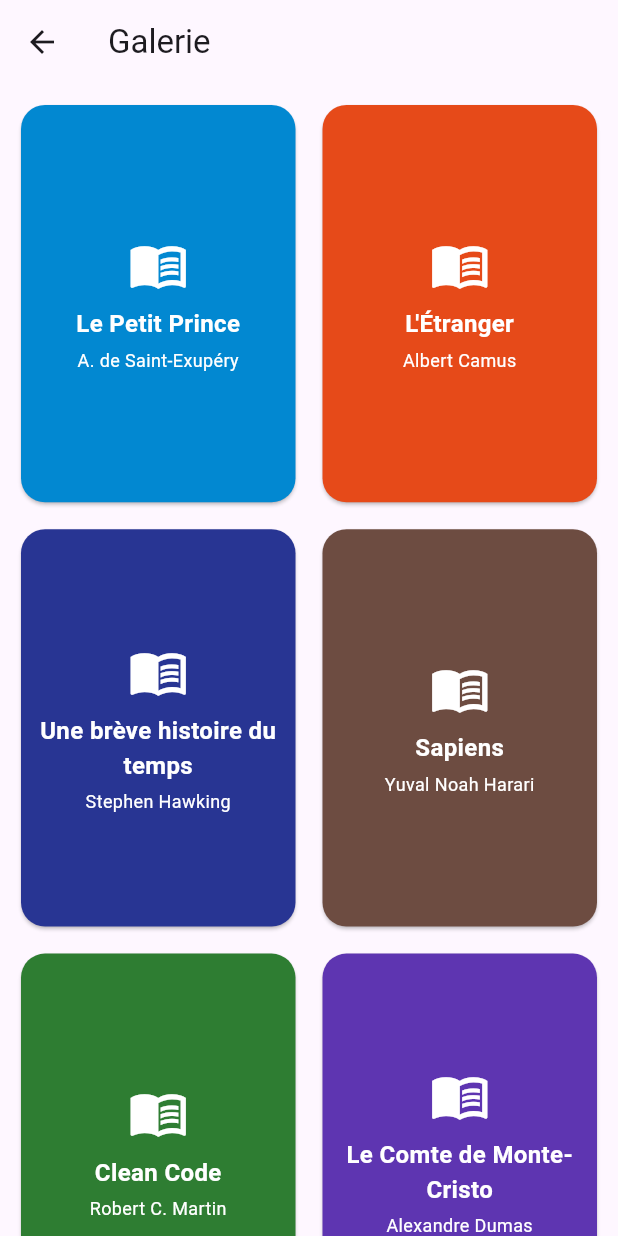
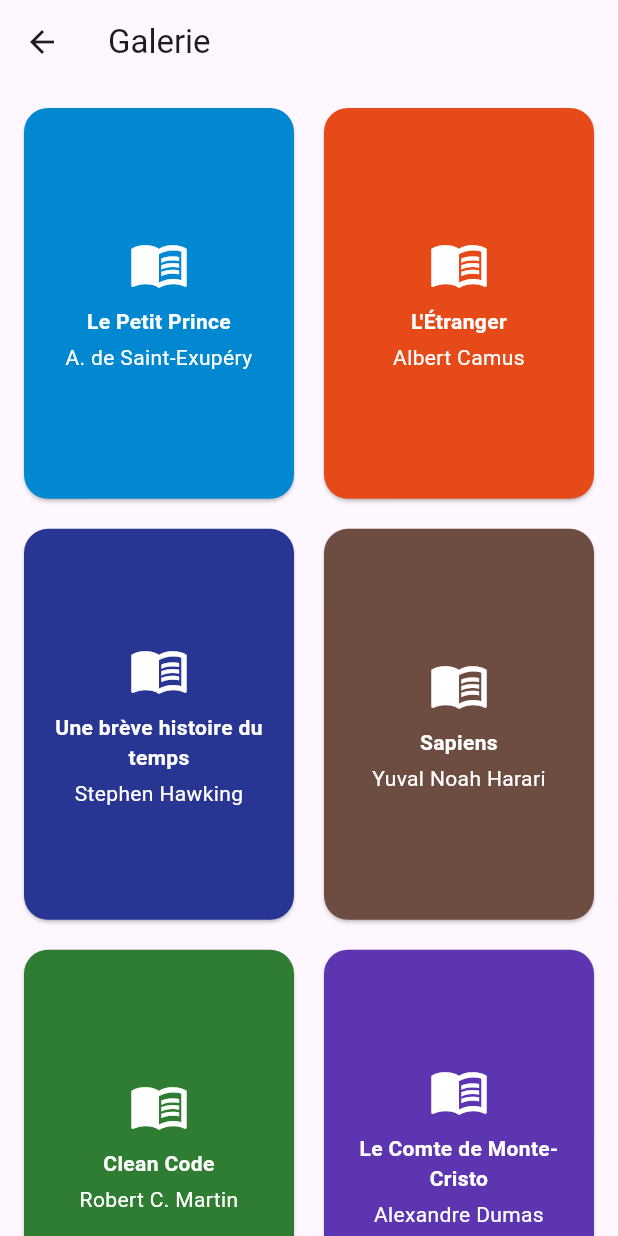
Before and after one commit to onsazizi-web/tp9_mabiblio, a Flutter app: the GalerieScreen screen opened directly, on a phone screen of 412 x 824 dp. Run offline on Flutter 3.47's test engine with Material 3 defaults, Android fonts, the phone set to English and light mode, and no system bars.

Commit message:
Partie 06 : GridView.builder responsive, bascule et tri

```diff
--- a/lib/screens/galerie_screen.dart
+++ b/lib/screens/galerie_screen.dart
@@ -2,70 +2,41 @@
 import 'package:flutter/material.dart';
 import '../models/livre.dart';
 import '../data/livres_data.dart';
+import '../widgets/livre_grid_item.dart';
 
 class GalerieScreen extends StatelessWidget {
   const GalerieScreen({super.key});
 
   @override
   Widget build(BuildContext context) {
+    final largeur = MediaQuery.of(context).size.width;
+
+final nombreColonnes = largeur < 600
+    ? 2
+    : largeur < 900
+        ? 3
+        : 4;
     return Scaffold(
       appBar: AppBar(
         title: const Text('Galerie'),
       ),
-
-body: GridView.count(
-  crossAxisCount: 2,
-  mainAxisSpacing: 10,
-  crossAxisSpacing: 10,
-  padding: const EdgeInsets.all(10),
+      body: GridView.builder(
+        itemCount: livres.length,
+        padding: const EdgeInsets.all(12),
+gridDelegate:
+    SliverGridDelegateWithFixedCrossAxisCount(
+  crossAxisCount: nombreColonnes,
   childAspectRatio: 0.7,
-  children: livres.map((l) {
-    return Card(
-      color: l.couleur,
-      shape: RoundedRectangleBorder(
-        borderRadius: BorderRadius.circular(16),
-      ),
-      clipBehavior: Clip.antiAlias,
-      child: Padding(
-        padding: const EdgeInsets.all(8),
-        child: Column(
-          mainAxisAlignment: MainAxisAlignment.center,
-          children: [
-            const Icon(
-              Icons.menu_book,
-              color: Colors.white,
-              size: 40,
-            ),
-            const SizedBox(height: 8),
-            Text(
-              l.titre,
-              textAlign: TextAlign.center,
-              maxLines: 2,
-              overflow: TextOverflow.ellipsis,
-              style: const TextStyle(
-                color: Colors.white,
-                fontWeight: FontWeight.bold,
-                fontSize: 16,
-              ),
-            ),
-            const SizedBox(height: 4),
-            Text(
-              l.auteur,
-              textAlign: TextAlign.center,
-              maxLines: 2,
-              overflow: TextOverflow.ellipsis,
-              style: const TextStyle(
-                color: Colors.white,
-                fontSize: 12,
-              ),
-            ),
-          ],
-        ),
-      ),
-    );
-  }).toList(),
+  mainAxisSpacing: 12,
+  crossAxisSpacing: 12,
 ),
 
+        itemBuilder: (context, index) {
+          final livre = livres[index];
+          return LivreGridItem(livre: livre);
+        },
+
+      ),
 
     );
   }
--- a/lib/widgets/livre_card.dart
+++ b/lib/widgets/livre_card.dart
@@ -1,6 +1,46 @@
 
 import 'package:flutter/material.dart';
 import '../models/livre.dart';
+import '../screens/detail_screen.dart';
+class LivreGrille extends StatelessWidget {
+  final Livre livre;
+  final VoidCallback? onTap;
+
+  const LivreGrille({
+    super.key,
+    required this.livre,
+    this.onTap,
+  });
+
+  @override
+  Widget build(BuildContext context) {
+    return Card(
+      elevation: 4,
+      margin: const EdgeInsets.symmetric(
+        horizontal: 12,
+        vertical: 6,
+      ),
+      shape: RoundedRectangleBorder(
+        borderRadius: BorderRadius.circular(16),
+      ),
+      shadowColor: Colors.black54,
+      color: Colors.white,
+      surfaceTintColor: Colors.blue.shade50,
+      clipBehavior: Clip.antiAlias,
+      child: InkWell(
+      onTap: () {
+  Navigator.push(
+    context,
+    MaterialPageRoute(
+      builder: (context) => DetailScreen(livre: livre),
+    ),
+  );
+},
+        child: livreTile(livre),
+      ),
+    );
+  }
+}
 
 Widget livreTile(Livre livre) {
   return ListTile(
--- a/lib/widgets/livre_grid_item.dart
+++ b/lib/widgets/livre_grid_item.dart
@@ -1,44 +1,70 @@
 
 import 'package:flutter/material.dart';
 import '../models/livre.dart';
-import 'livre_card.dart';
 import '../screens/detail_screen.dart';
 
-class LivreGrille extends StatelessWidget {
+class LivreGridItem extends StatelessWidget {
   final Livre livre;
-  final VoidCallback? onTap;
 
-  const LivreGrille({
+  const LivreGridItem({
     super.key,
     required this.livre,
-    this.onTap,
   });
 
   @override
   Widget build(BuildContext context) {
     return Card(
-      elevation: 4,
-      margin: const EdgeInsets.symmetric(
-        horizontal: 12,
-        vertical: 6,
-      ),
+      color: livre.couleur,
       shape: RoundedRectangleBorder(
         borderRadius: BorderRadius.circular(16),
       ),
-      shadowColor: Colors.black54,
-      color: Colors.white,
-      surfaceTintColor: Colors.blue.shade50,
       clipBehavior: Clip.antiAlias,
-      child: InkWell(
-      onTap: () {
-  Navigator.push(
-    context,
-    MaterialPageRoute(
-      builder: (context) => DetailScreen(livre: livre),
-    ),
-  );
-},
-        child: livreTile(livre),
+      child: Stack(
+        children: [
+          Center(
+            child: Padding(
+              padding: const EdgeInsets.all(8),
+              child: Column(
+                mainAxisAlignment: MainAxisAlignment.center,
+                children: [
+                  const Icon(
+                    Icons.menu_book,
+                    color: Colors.white,
+                    size: 40,
+                  ),
+                  const SizedBox(height: 8),
+                  Text(
+                    livre.titre,
+                    textAlign: TextAlign.center,
+                    maxLines: 2,
+                    overflow: TextOverflow.ellipsis,
+                    style: const TextStyle(
+                      color: Colors.white,
+                      fontWeight: FontWeight.bold,
+                    ),
+                  ),
+                  const SizedBox(height: 4),
+                  Text(
+                    livre.auteur,
+                    textAlign: TextAlign.center,
+                    maxLines: 2,
+                    overflow: TextOverflow.ellipsis,
+                    style: const TextStyle(color: Colors.white),
+                  ),
+                ],
+              ),
+            ),
+          ),
+          if (livre.favori)
+            const Positioned(
+              top: 8,
+              right: 8,
+              child: Icon(
+                Icons.favorite,
+                color: Colors.red,
+              ),
+            ),
+        ],
       ),
     );
   }
```
